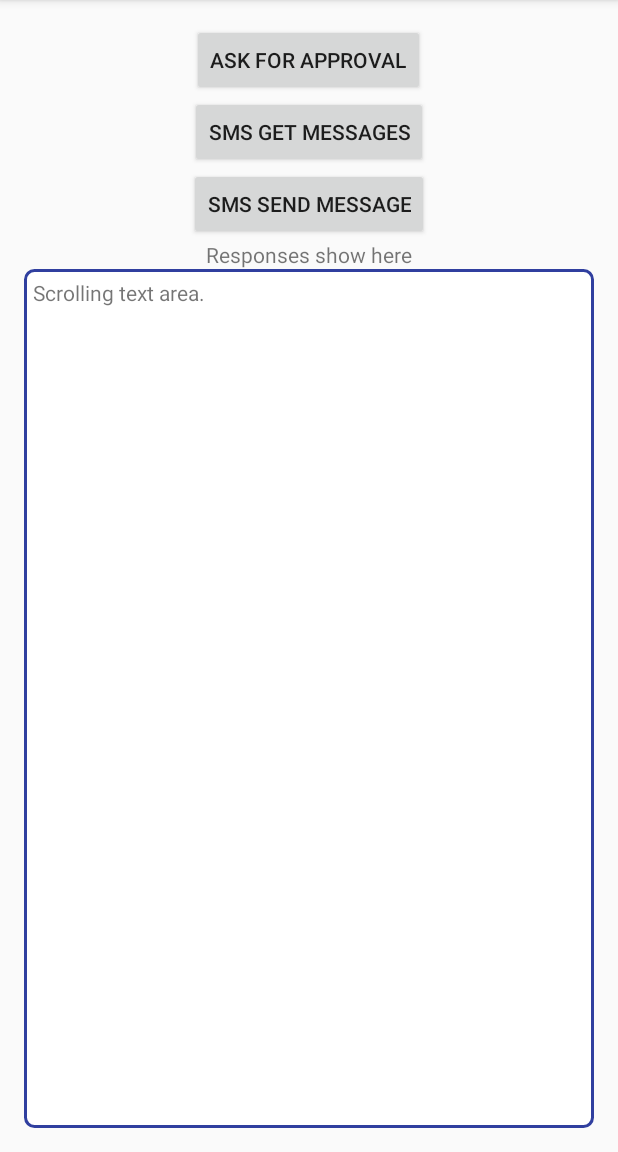
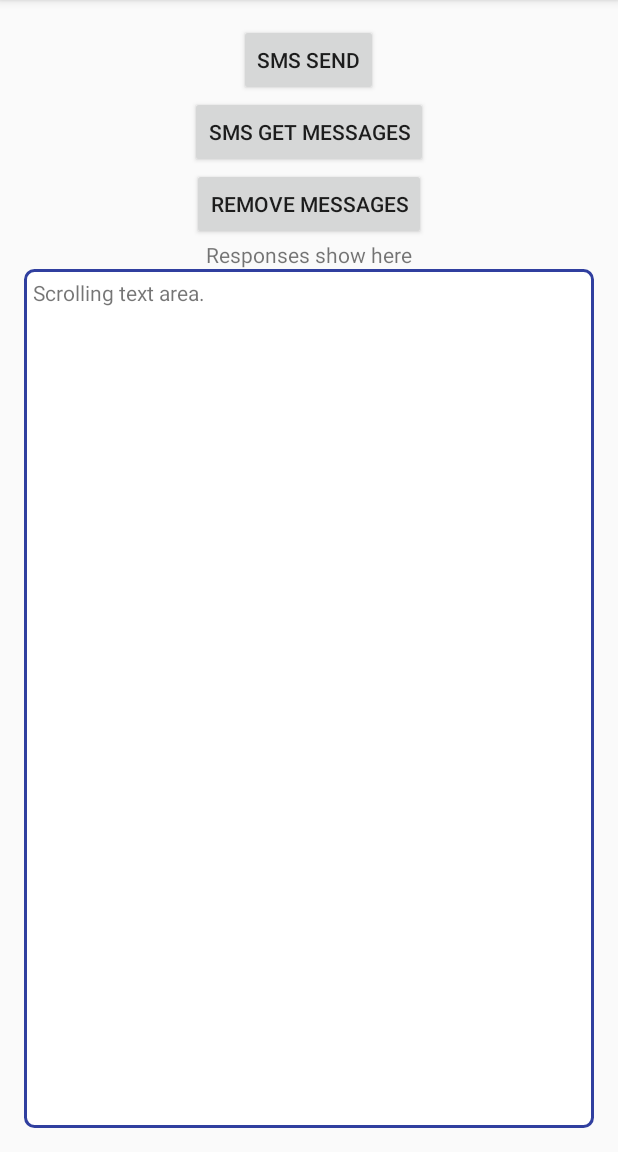
Before and after one commit to tigerfarm/OwlMessaging, an Android app: the screen it shows after launch (MainActivity), on a phone screen of 412 x 824 dp, the part 84-1236 px from its top. Run offline under Robolectric (Android 15) with nearby library versions, the phone set to English and light mode, and no system bars; pictures from the network do not load; 2 statements that could not run were skipped.

Commit message:
Updated button messages. Completed local date changes from GMT to PST.

```diff
--- a/app/src/main/java/com/tfp/tfpsms/MainActivity.java
+++ b/app/src/main/java/com/tfp/tfpsms/MainActivity.java
@@ -256,7 +256,7 @@ public class MainActivity extends AppCompatActivity implements View.OnClickListe
             ei = jsonList.indexOf(endValue, si);
             //  123456                   123456
             // :Tue, 26 Sep 2017 00:49:31 +0000:
-            theList = theList + jsonList.substring(si + theDateSent.length() + 2 + 5, ei - 6);
+            theList = theList + localDateTime( jsonList.substring(si + theDateSent.length() + 2 + 5, ei - 6) );
 
             si = jsonList.indexOf(theBody, ei);
             if (si > 0) {
@@ -313,7 +313,7 @@ public class MainActivity extends AppCompatActivity implements View.OnClickListe
             ei = jsonList.indexOf(endValue, si);
             //  123456                   123456
             // :Tue, 26 Sep 2017 00:49:31 +0000:
-            theStatusResult = theStatusResult + jsonList.substring(si + theDateUpdated.length() + 2 + 5, ei - 6);
+            theStatusResult = theStatusResult + localDateTime( jsonList.substring(si + theDateUpdated.length() + 2 + 5, ei - 6) );
         }
         si = jsonList.indexOf(theStatus, 0);
         if (si > 0) {
@@ -334,7 +334,7 @@ public class MainActivity extends AppCompatActivity implements View.OnClickListe
         SimpleDateFormat readDateFormatter = new SimpleDateFormat("dd MMM yyyy hh:mm:ss");
         Date gmtDate = new Date();
         try {
-            gmtDate = readDateFormatter.parse("27 Sep 2017 00:32:47");
+            gmtDate = readDateFormatter.parse(theGmtDate);
         } catch (ParseException e) {
             e.printStackTrace();
         }
--- a/app/src/main/res/layout/activity_main.xml
+++ b/app/src/main/res/layout/activity_main.xml
@@ -17,7 +17,7 @@
         android:layout_height="wrap_content"
         android:layout_alignParentTop="true"
         android:layout_centerHorizontal="true"
-        android:text="Ask for Approval"/>
+        android:text="SMS Send"/>
 
     <Button
         android:id="@+id/synchronousGet"
@@ -33,7 +33,7 @@
         android:layout_height="wrap_content"
         android:layout_centerHorizontal="true"
         android:layout_below="@+id/synchronousGet"
-        android:text="SMS Send Message"/>
+        android:text="Remove Messages"/>
 
     <TextView
         android:id="@+id/textString"
```
